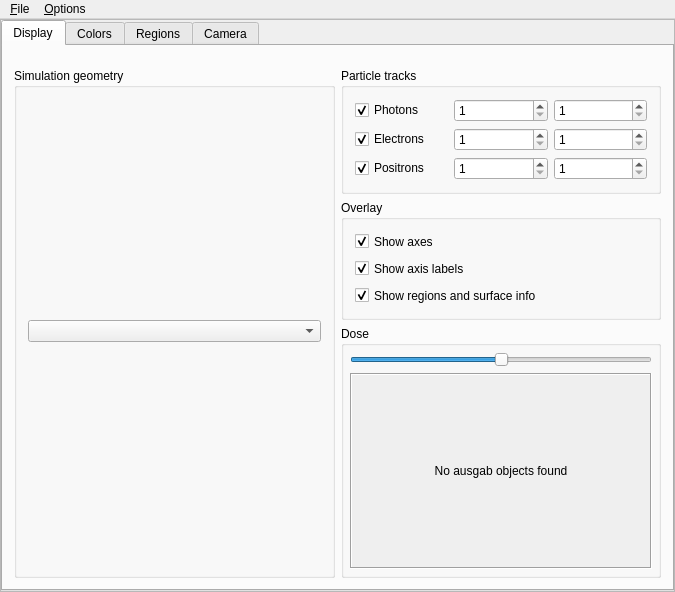
Above: HEN_HOUSE/egs++/view/viewcontrol.ui from nrc-cnrc/EGSnrc before the change. Below: the same form after it.
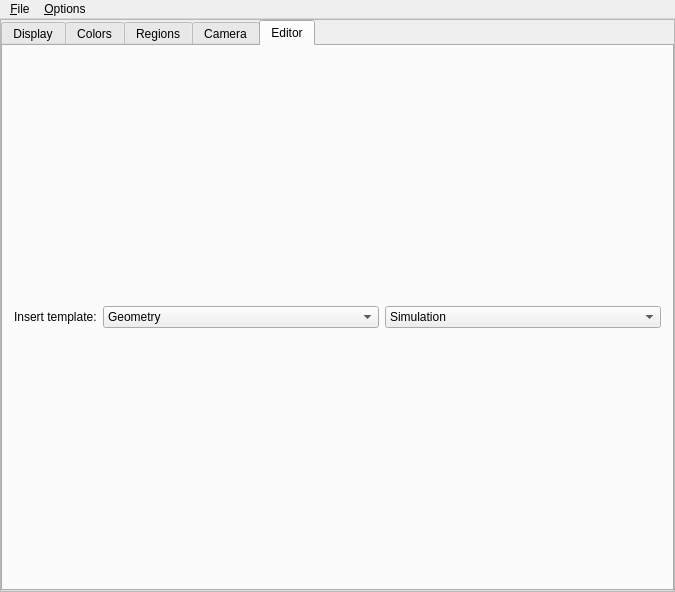
That is the form after the change.

Commit message:
Add a text editor to egs_view
Initial commit with very basic groundwork for a text editor in egs_view.
Adds some syntax highlighting, and begins building a structure in
geometries to return input keys. Includes debug statements and nonsense
behaviour.

Diff of the .ui file:
```diff
--- a/HEN_HOUSE/egs++/view/viewcontrol.ui
+++ b/HEN_HOUSE/egs++/view/viewcontrol.ui
@@ -67,7 +67,7 @@
      <verstretch>0</verstretch>
     </sizepolicy>
    </property>
-   <layout class="QHBoxLayout" name="horizontalLayout_9">
+   <layout class="QVBoxLayout" name="verticalLayout_18">
     <property name="leftMargin">
      <number>0</number>
     </property>
@@ -93,7 +93,7 @@
            <x>0</x>
            <y>0</y>
            <width>671</width>
-           <height>563</height>
+           <height>567</height>
           </rect>
          </property>
          <property name="sizePolicy">
@@ -118,7 +118,7 @@
           <item>
            <widget class="QTabWidget" name="tabWidget">
             <property name="currentIndex">
-             <number>0</number>
+             <number>4</number>
             </property>
             <widget class="QWidget" name="displayTab">
              <property name="sizePolicy">
@@ -157,7 +157,7 @@
                   <item>
                    <widget class="QGroupBox" name="groupBox_5">
                     <property name="title">
-                     <string>Simulation geometry</string>
+                     <string>View geometry</string>
                     </property>
                     <layout class="QHBoxLayout" name="horizontalLayout_14">
                      <item>
@@ -433,6 +433,14 @@
                           <bool>true</bool>
                          </property>
                          <widget class="QWidget" name="scrollAreaWidgetContents">
+                          <property name="geometry">
+                           <rect>
+                            <x>0</x>
+                            <y>0</y>
+                            <width>297</width>
+                            <height>189</height>
+                           </rect>
+                          </property>
                           <layout class="QVBoxLayout" name="verticalLayout_16">
                            <item>
                             <layout class="QVBoxLayout" name="verticalLayout_dose">
@@ -1659,6 +1667,61 @@
               </item>
              </layout>
             </widget>
+            <widget class="QWidget" name="tab">
+             <property name="sizePolicy">
+              <sizepolicy hsizetype="Expanding" vsizetype="Expanding">
+               <horstretch>0</horstretch>
+               <verstretch>0</verstretch>
+              </sizepolicy>
+             </property>
+             <attribute name="title">
+              <string>Editor</string>
+             </attribute>
+             <layout class="QGridLayout" name="editorLayout">
+              <item row="0" column="0">
+               <layout class="QVBoxLayout" name="editorLayout_2">
+                <item>
+                 <layout class="QHBoxLayout" name="horizontalLayout_9">
+                  <property name="sizeConstraint">
+                   <enum>QLayout::SetMaximumSize</enum>
+                  </property>
+                  <item>
+                   <widget class="QLabel" name="label">
+                    <property name="sizePolicy">
+                     <sizepolicy hsizetype="Maximum" vsizetype="Preferred">
+                      <horstretch>0</horstretch>
+                      <verstretch>0</verstretch>
+                     </sizepolicy>
+                    </property>
+                    <property name="text">
+                     <string>Insert template:</string>
+                    </property>
+                   </widget>
+                  </item>
+                  <item>
+                   <widget class="QComboBox" name="comboBox_geomTemplate">
+                    <item>
+                     <property name="text">
+                      <string>Geometry</string>
+                     </property>
+                    </item>
+                   </widget>
+                  </item>
+                  <item>
+                   <widget class="QComboBox" name="comboBox_simTemplate">
+                    <item>
+                     <property name="text">
+                      <string>Simulation</string>
+                     </property>
+                    </item>
+                   </widget>
+                  </item>
+                 </layout>
+                </item>
+               </layout>
+              </item>
+             </layout>
+            </widget>
            </widget>
           </item>
          </layout>
```
Left out of the diff: 89 changed lines with no effect on the pictures. The commit also changes 17 other files.
